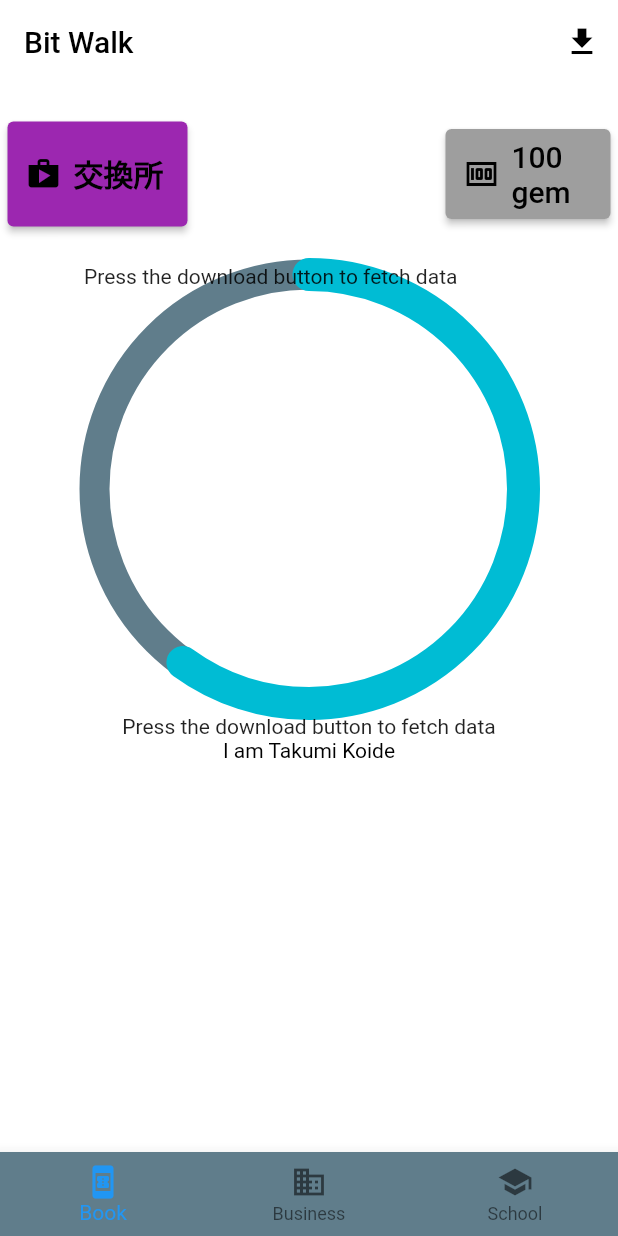
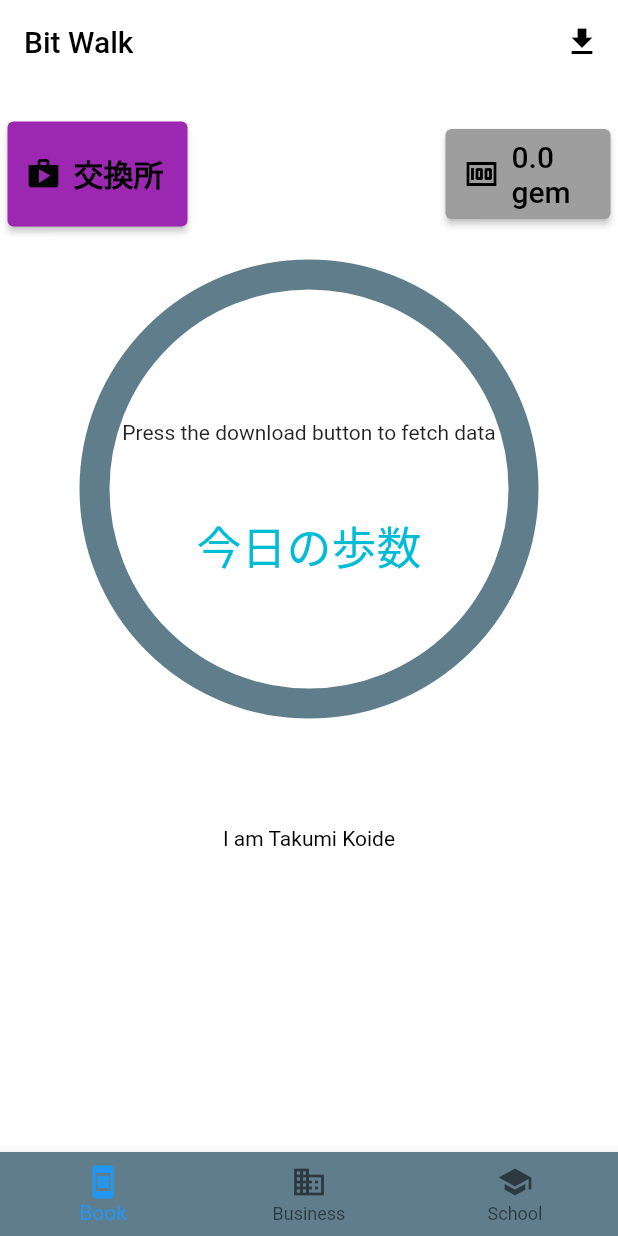
Before and after one commit to cmj14059/walking_app, a Flutter app: the screen it shows after launch, on a phone screen of 412 x 824 dp. Run offline on Flutter 3.47's test engine with Material 2 defaults, Android fonts, the phone set to English and light mode, and no system bars; our stand-ins replace permission_handler; missing offline and left inert: health.

Commit message:
make circleProgress and buttons, and set ScrollView

```diff
--- a/lib/CircleProgress.dart
+++ b/lib/CircleProgress.dart
@@ -2,7 +2,7 @@ import 'package:flutter/material.dart';
 import 'dart:math';
 
 class CircleProgress extends CustomPainter {
-  int currentProgress;
+  num currentProgress;
 
   CircleProgress(this.currentProgress);
 
@@ -23,7 +23,7 @@ class CircleProgress extends CustomPainter {
 
     canvas.drawCircle(center, radius, outerCircle);
 
-    double angle = 2 * pi * (currentProgress / 100);
+    double angle = 2 * pi * (currentProgress / 10000);
     canvas.drawArc(
         Rect.fromCircle(center: center, radius: radius), -pi / 2, angle, false, completeArc);
   }
--- a/lib/Health.dart
+++ b/lib/Health.dart
@@ -1,3 +1,6 @@
+import 'dart:async';
+import 'dart:math';
+
 import 'package:flutter/material.dart';
 import 'package:health/health.dart';
 //import 'package:health_package_sample/get_step_screen.dart';
--- a/lib/Page1.dart
+++ b/lib/Page1.dart
@@ -51,7 +51,7 @@ class _MyHomePageState extends State<MyHomePage> {
   Future fetchData() async {
     /// Get everything from midnight until now
     final now = DateTime.now();
-    DateTime startDate = DateTime(now.year, now.month, now.day, 11, 0, 0);
+    DateTime startDate = DateTime(now.year, now.month, now.day, 0, 0, 0);
     DateTime endDate = DateTime(now.year, now.month, now.day, 23, 59, 59);
 
     HealthFactory health = HealthFactory();
@@ -88,12 +88,12 @@ class _MyHomePageState extends State<MyHomePage> {
       _healthDataList = HealthFactory.removeDuplicates(_healthDataList);
 
       /// Print the results
-      _healthDataList.forEach((x) {
+      for (var x in _healthDataList) {
         if(!isManualData(x)) {
           print("Data point: $x");
           steps += x.value.hashCode;
         }
-      });
+      }
 
       print("Steps: $steps");
 
@@ -113,28 +113,21 @@ class _MyHomePageState extends State<MyHomePage> {
       mainAxisAlignment: MainAxisAlignment.center,
       children: <Widget>[
         Container(
-            padding: EdgeInsets.all(20),
-            child: CircularProgressIndicator(
+            padding: const EdgeInsets.all(20),
+            child: const CircularProgressIndicator(
               strokeWidth: 10,
             )),
-        Text('Fetching data...')
+        const Text('Fetching data...')
       ],
     );
   }
 
   Widget _contentDataReady() {
-    num pAll = 0;
-    for(int i = 0; i < _healthDataList.length; i++) {
-      HealthDataPoint p = _healthDataList[i];
-      if(!isManualData(p)) {
-        pAll += p.value.hashCode;
-      }
-    }
     return Text(
-      "$pAll",
+      "${getAllStep()}",
       style: const TextStyle(
         color: Colors.black,
-        fontSize: 100,
+        fontSize: 75,
       ),
     );
 
@@ -176,15 +169,53 @@ class _MyHomePageState extends State<MyHomePage> {
     }
   }
 
+  //歩数の合計をnum型で取得
+  num getAllStep() {
+    num pAll = 0;
+    for(int i = 0; i < _healthDataList.length; i++) {
+      HealthDataPoint p = _healthDataList[i];
+      // if(!isManualData(p)) {
+      //   pAll += p.value.hashCode;
+      // }
+      pAll += p.value.hashCode;
+    }
+    return pAll;
+  }
+
   //歩数のカウントを円で可視化
-  Widget getCircleProgress(int step) {
+  Widget getCircleProgress() {
+    const double s = 300;
     return Stack(
+
       children: [
-        CustomPaint(
-          size: const Size(300,300),
-          foregroundPainter: CircleProgress(step),
+        Align(
+          alignment: const Alignment(0,0),
+          child: CustomPaint(
+            size: const Size(s,s),
+            foregroundPainter: CircleProgress(getAllStep()),
+          ),
         ),
-        _content(),
+        SizedBox(
+          height: 3/4*s,
+          child: Align(
+            alignment: const Alignment(0,0),
+            child: _content(),
+          ),
+        ),
+        const SizedBox(
+          height: 5/4*s,
+          child: Align(
+            alignment: Alignment(0, 0),
+            child: Text(
+              '今日の歩数',
+              style: TextStyle(
+                color: Colors.cyan,
+                fontSize: 30
+              ),
+            ),
+          ),
+        )
+
       ],
     );
   }
@@ -230,7 +261,10 @@ class _MyHomePageState extends State<MyHomePage> {
                   width: 5,
                 ),
                 ElevatedButton.icon(
-                  onPressed: () {},
+                  onPressed: () async {
+                    await Permission.activityRecognition.request().isGranted;
+                    await fetchData();
+                  },
                   style: ElevatedButton.styleFrom(
                     fixedSize: Size(120,70),
                     primary: Colors.purple,
@@ -255,7 +289,7 @@ class _MyHomePageState extends State<MyHomePage> {
                 ElevatedButton.icon(
                   onPressed: () {},
                   style: ElevatedButton.styleFrom(
-                    fixedSize: Size(110,60),
+                    fixedSize: const Size(110,60),
                     primary: Colors.grey,
                     onPrimary: Colors.grey,
                   ),
@@ -263,8 +297,8 @@ class _MyHomePageState extends State<MyHomePage> {
                     Icons.money,
                     color: Colors.black,
                   ),
-                  label: const Text(
-                    "100 gem",
+                  label: Text(
+                    "${getAllStep() / 100} gem",
                     style: TextStyle(
                         fontSize: 20,
                         color: Colors.black
@@ -278,22 +312,19 @@ class _MyHomePageState extends State<MyHomePage> {
               ],
             ),
 
-            getCircleProgress(60),
+            getCircleProgress(),
 
-            Center(
-              child: _content(),
-            ),
-            Container(
+            const SizedBox(
               height: 300,
-              child: const Text('I am Takumi Koide',
+              child: Text('I am Takumi Koide',
                   style: TextStyle(
                     color: Colors.black,
                   )),
             ),
 
-            Container(
+            const SizedBox(
               height: 300,
-              child: const Text(
+              child: Text(
                 'make page1, use Stack and Align, BottomNavigationBar',
                 style: TextStyle(
                   color: Colors.black,
```
